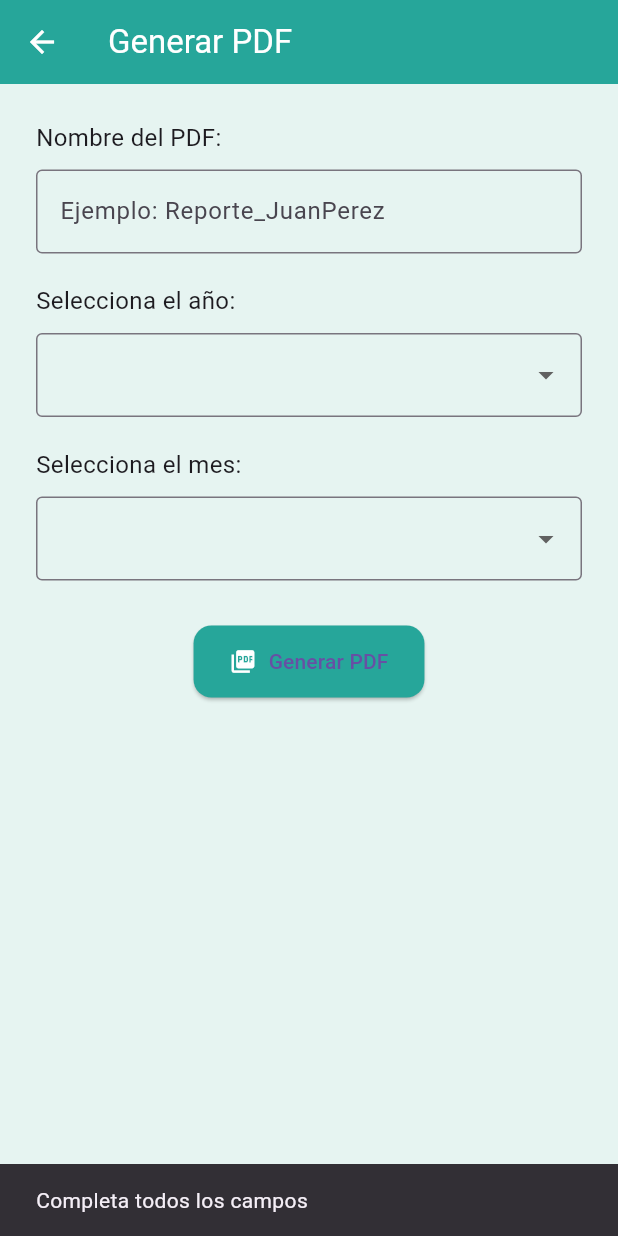
After one commit to juanmarcos99/aplicacionestep, a Flutter app: the PdfScreen screen opened by its route, after a tap on "Generar PDF", on a phone screen of 412 x 824 dp. The commit adds this screen. Run offline on Flutter 3.47's test engine with Material 3 defaults, Android fonts, the phone set to English and light mode, and no system bars; our stand-ins replace open_filex, permission_handler, sqflite; accounts and stored records are empty.

Commit message:
-Se creo pdf_Screen para crear y luego visualizar los pdfs. -Se creo la clase pdf_generator para generar los pdfs. -Se pusieron dependencias enpubspec.yaml y se puso un codigo en  AndroidManifest.xml para permisos de lectura y escritura

```diff
--- a/lib/main.dart
+++ b/lib/main.dart
@@ -1,4 +1,5 @@
 import 'package:aplicacionestep/screens/diario_crisis_screen.dart';
+import 'package:aplicacionestep/screens/pdf_screen.dart';
 import 'package:aplicacionestep/screens/registro_crisis_screen.dart';
 import 'package:flutter/material.dart';
 import 'screens/login_screen.dart'; // Importo la pantalla de login
@@ -30,6 +31,7 @@ class MyApp extends StatelessWidget {
         '/cambiarcontrasena': (context) => const CambiarContrasenaScreen(),
         "/registro_crisis": (context) => const RegistroCrisisScreen(),
         "/diario_crisis": (context) => const DiarioCrisisScreen(),
+        '/pdf': (context) => const PdfScreen(),
       },
     );
   }
--- a/lib/screens/diario_crisis_screen.dart
+++ b/lib/screens/diario_crisis_screen.dart
@@ -3,6 +3,7 @@ import 'package:intl/intl.dart';
 import 'package:aplicacionestep/database/crisis_dao.dart';
 import 'package:aplicacionestep/database/crisis_detalle_dao.dart';
 import 'package:aplicacionestep/models/crisis_detalle.dart';
+import 'pdf_screen.dart'; // 👈 Importa la nueva pantalla
 
 class DiarioCrisisScreen extends StatefulWidget {
   const DiarioCrisisScreen({super.key});
@@ -14,7 +15,6 @@ class DiarioCrisisScreen extends StatefulWidget {
 class _DiarioCrisisScreenState extends State<DiarioCrisisScreen> {
   DateTime fechaSeleccionada = DateTime.now();
 
-  // Mapa: horario -> lista de detalles
   Map<String, List<CrisisDetalle>> crisisPorHorario = {};
 
   @override
@@ -40,10 +40,8 @@ class _DiarioCrisisScreenState extends State<DiarioCrisisScreen> {
   Future<void> cargarDatos() async {
     final fechaTexto = DateFormat('yyyy-MM-dd').format(fechaSeleccionada);
 
-    // 1. Obtener crisis del día
     final crisisList = await CrisisDao.getAllCrisis();
 
-    // 👇 Convertimos el DateTime de cada crisis a String antes de comparar
     final crisisDelDia = crisisList.where((c) {
       final fechaCrisisTexto = DateFormat('yyyy-MM-dd').format(c.fechaCrisis);
       return fechaCrisisTexto == fechaTexto;
@@ -51,7 +49,6 @@ class _DiarioCrisisScreenState extends State<DiarioCrisisScreen> {
 
     Map<String, List<CrisisDetalle>> agrupados = {};
 
-    // 2. Obtener detalles de cada crisis
     for (var crisis in crisisDelDia) {
       final detalles = await CrisisDetalleDao.getDetallesByCrisis(crisis.id!);
       for (var d in detalles) {
@@ -75,21 +72,31 @@ class _DiarioCrisisScreenState extends State<DiarioCrisisScreen> {
         title: const Text('Diario de Crisis'),
         backgroundColor: primaryColor,
         foregroundColor: Colors.white,
+        actions: [
+          // 📌 Botón PDF en el AppBar que navega a PdfScreen
+          IconButton(
+            icon: const Icon(Icons.picture_as_pdf, color: Colors.white),
+            tooltip: "Exportar a PDF",
+            onPressed: () {
+              Navigator.push(
+                context,
+                MaterialPageRoute(builder: (_) => const PdfScreen()),
+              );
+            },
+          ),
+        ],
       ),
       backgroundColor: const Color(0xFFE6F4F1),
       body: Padding(
         padding: const EdgeInsets.all(16.0),
         child: Column(
           children: [
-            // ---------------- Fecha seleccionada ----------------
             ListTile(
               title: Text('Fecha seleccionada: $fechaTexto'),
               trailing: const Icon(Icons.calendar_today, color: primaryColor),
               onTap: seleccionarFecha,
             ),
             const SizedBox(height: 20),
-
-            // ---------------- Lista de crisis agrupadas ----------------
             Expanded(
               child: crisisPorHorario.isEmpty
                   ? const Center(
--- /dev/null
+++ b/lib/screens/pdf_screen.dart
@@ -0,0 +1,152 @@
+import 'package:flutter/material.dart';
+import 'package:intl/intl.dart';
+import 'package:open_filex/open_filex.dart';
+
+import '../database/crisis_dao.dart';
+import '../database/crisis_detalle_dao.dart';
+import '../models/crisis.dart';
+import '../models/crisis_detalle.dart';
+import '../utils/pdf_generator.dart'; // 👈 tu helper
+
+class PdfScreen extends StatefulWidget {
+  const PdfScreen({super.key});
+
+  @override
+  State<PdfScreen> createState() => _PdfScreenState();
+}
+
+class _PdfScreenState extends State<PdfScreen> {
+  int? selectedYear;
+  int? selectedMonth;
+  final TextEditingController nombreController = TextEditingController();
+
+  final List<int> years = List.generate(6, (i) => DateTime.now().year - i);
+  final List<String> months = const [
+    'Enero', 'Febrero', 'Marzo', 'Abril', 'Mayo', 'Junio',
+    'Julio', 'Agosto', 'Septiembre', 'Octubre', 'Noviembre', 'Diciembre'
+  ];
+
+  Future<void> generarPdf() async {
+    if (selectedYear == null || selectedMonth == null || nombreController.text.trim().isEmpty) {
+      ScaffoldMessenger.of(context).showSnackBar(
+        const SnackBar(content: Text("Completa todos los campos")),
+      );
+      return;
+    }
+
+    final nombreBase = nombreController.text.trim();
+
+    // 1. Obtener crisis del mes/año
+    final crisisList = await CrisisDao.getAllCrisis();
+    final crisisFiltradas = crisisList.where((c) {
+      return c.fechaCrisis.year == selectedYear && c.fechaCrisis.month == selectedMonth;
+    }).toList();
+
+    // 2. Agrupar por día
+    Map<String, List<CrisisDetalle>> crisisPorDia = {};
+    for (var crisis in crisisFiltradas) {
+      final detalles = await CrisisDetalleDao.getDetallesByCrisis(crisis.id!);
+      final fechaTexto = DateFormat('yyyy-MM-dd').format(crisis.fechaCrisis);
+      crisisPorDia.putIfAbsent(fechaTexto, () => []);
+      crisisPorDia[fechaTexto]!.addAll(detalles);
+    }
+
+    if (crisisPorDia.isEmpty) {
+      ScaffoldMessenger.of(context).showSnackBar(
+        const SnackBar(content: Text("No hay datos para generar el PDF")),
+      );
+      return;
+    }
+
+    try {
+      // 3. Generar PDF con el helper
+      final archivo = await PDFGenerator.generarDiarioCrisisPDF(
+        crisisPorFecha: crisisPorDia,
+        nombreBase: nombreBase,
+        mes: selectedMonth!,
+        anio: selectedYear!,
+      );
+
+      if (!mounted) return;
+
+      ScaffoldMessenger.of(context).showSnackBar(
+        SnackBar(content: Text("PDF guardado en ${archivo.path}")),
+      );
+
+      // 4. Abrir el PDF automáticamente
+      await OpenFilex.open(archivo.path);
+    } catch (e) {
+      ScaffoldMessenger.of(context).showSnackBar(
+        SnackBar(content: Text("Error al generar PDF: $e")),
+      );
+    }
+  }
+
+  @override
+  Widget build(BuildContext context) {
+    const Color primaryColor = Color(0xFF26A69A);
+
+    return Scaffold(
+      appBar: AppBar(
+        title: const Text("Generar PDF"),
+        backgroundColor: primaryColor,
+        foregroundColor: Colors.white,
+      ),
+      backgroundColor: const Color(0xFFE6F4F1),
+      body: SingleChildScrollView(
+        padding: const EdgeInsets.all(24.0),
+        child: Column(
+          crossAxisAlignment: CrossAxisAlignment.start,
+          children: [
+            const Text("Nombre del PDF:", style: TextStyle(fontSize: 16)),
+            const SizedBox(height: 10),
+            TextFormField(
+              controller: nombreController,
+              decoration: const InputDecoration(
+                border: OutlineInputBorder(),
+                hintText: "Ejemplo: Reporte_JuanPerez",
+              ),
+            ),
+            const SizedBox(height: 20),
+            const Text("Selecciona el año:", style: TextStyle(fontSize: 16)),
+            const SizedBox(height: 10),
+            DropdownButtonFormField<int>(
+              value: selectedYear,
+              items: years.map((y) {
+                return DropdownMenuItem(value: y, child: Text(y.toString()));
+              }).toList(),
+              onChanged: (value) => setState(() => selectedYear = value),
+              decoration: const InputDecoration(border: OutlineInputBorder()),
+            ),
+            const SizedBox(height: 20),
+            const Text("Selecciona el mes:", style: TextStyle(fontSize: 16)),
+            const SizedBox(height: 10),
+            DropdownButtonFormField<int>(
+              value: selectedMonth,
+              items: List.generate(12, (i) {
+                return DropdownMenuItem(value: i + 1, child: Text(months[i]));
+              }),
+              onChanged: (value) => setState(() => selectedMonth = value),
+              decoration: const InputDecoration(border: OutlineInputBorder()),
+            ),
+            const SizedBox(height: 30),
+            Center(
+              child: ElevatedButton.icon(
+                onPressed: generarPdf,
+                icon: const Icon(Icons.picture_as_pdf, color: Colors.white),
+                label: const Text("Generar PDF"),
+                style: ElevatedButton.styleFrom(
+                  backgroundColor: primaryColor,
+                  padding: const EdgeInsets.symmetric(vertical: 14, horizontal: 24),
+                  shape: RoundedRectangleBorder(
+                    borderRadius: BorderRadius.circular(12),
+                  ),
+                ),
+              ),
+            ),
+          ],
+        ),
+      ),
+    );
+  }
+}
--- a/pubspec.yaml
+++ b/pubspec.yaml
@@ -13,6 +13,10 @@ dependencies:
   path: ^1.8.3
   crypto: ^3.0.3
   intl: ^0.19.0
+  pdf: ^3.10.7
+  path_provider: ^2.1.2
+  permission_handler: ^11.0.1
+  open_filex: ^4.0.0
 
 dev_dependencies:
   flutter_test:
```
Also changed, not shown: lib/utils/pdf_generator.dart (added, +108 -0 lines), pubspec.lock, 4 other files.
